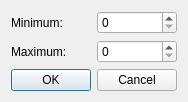
Before: the Qt Designer form src/ui/rangeselectdialog.ui in Tasssadar/Lorris, drawn with Qt 5.
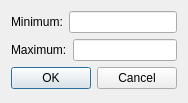
After: the same form once the commit is applied.

```diff
--- a/src/ui/rangeselectdialog.ui
+++ b/src/ui/rangeselectdialog.ui
@@ -7,7 +7,7 @@
     <x>0</x>
     <y>0</y>
     <width>183</width>
-    <height>97</height>
+    <height>103</height>
    </rect>
   </property>
   <property name="contextMenuPolicy">
@@ -27,7 +27,7 @@
       </widget>
      </item>
      <item>
-      <widget class="QSpinBox" name="minBox"/>
+      <widget class="QLineEdit" name="minBox"/>
      </item>
     </layout>
    </item>
@@ -41,7 +41,7 @@
       </widget>
      </item>
      <item>
-      <widget class="QSpinBox" name="maxBox"/>
+      <widget class="QLineEdit" name="maxBox"/>
      </item>
     </layout>
    </item>
```
Left out of the diff: 35 changed lines with no effect on the pictures.
